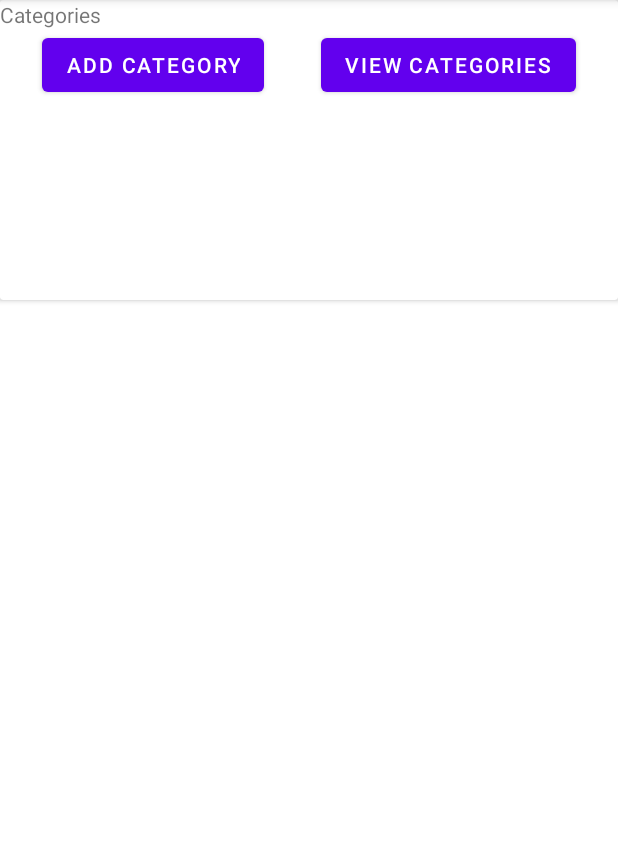
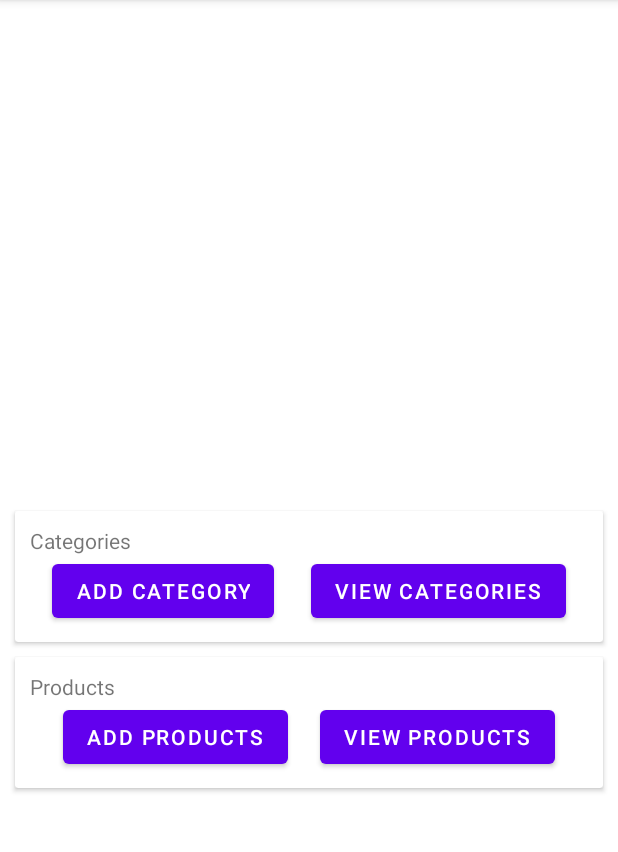
Before and after one commit to Jaya-supriya-somasani/GroceryApp-Hilt, an Android app: the ManageServicesFragment screen opened through its navigation route, on a phone screen of 412 x 824 dp, the part 84-936 px from its top. Run offline under Robolectric (Android 15) with nearby library versions, the phone set to English and light mode, and no system bars; our stand-ins replace data binding.

Commit message:
ViewModels implemented

```diff
--- a/app/src/main/java/com/example/flipkartgroceries/base/BaseFragment.kt
+++ b/app/src/main/java/com/example/flipkartgroceries/base/BaseFragment.kt
@@ -7,15 +7,15 @@ import android.view.ViewGroup
 import androidx.databinding.DataBindingUtil
 import androidx.databinding.ViewDataBinding
 import androidx.fragment.app.Fragment
-import androidx.lifecycle.LifecycleOwner
 import androidx.lifecycle.ViewModel
+import androidx.lifecycle.ViewModelProvider
 
 abstract class BaseFragment<Binding : ViewDataBinding, VM : ViewModel> : Fragment() {
+    abstract fun getViewModel():Class<VM>
     lateinit var viewModel: VM
     lateinit var dataBinding: Binding
     abstract fun getLayoutResource(): Int
     abstract fun setUp()
-    abstract fun initObservers(lifecycleOwner: LifecycleOwner)
 
     override fun onCreateView(
         inflater: LayoutInflater,
@@ -23,13 +23,14 @@ abstract class BaseFragment<Binding : ViewDataBinding, VM : ViewModel> : Fragmen
         savedInstanceState: Bundle?
     ): View? {
         dataBinding=DataBindingUtil.inflate(inflater,getLayoutResource(),container,false)
-        dataBinding.lifecycleOwner = viewLifecycleOwner
+
         return dataBinding.root
     }
 
     override fun onViewCreated(view: View, savedInstanceState: Bundle?) {
         super.onViewCreated(view, savedInstanceState)
+        viewModel=ViewModelProvider(this)[getViewModel()]
+        dataBinding.lifecycleOwner=viewLifecycleOwner
         setUp()
-        initObservers(viewLifecycleOwner)
     }
 }
--- a/app/src/main/java/com/example/flipkartgroceries/home/HomeFragment.kt
+++ b/app/src/main/java/com/example/flipkartgroceries/home/HomeFragment.kt
@@ -1,32 +1,31 @@
 package com.example.flipkartgroceries.home
 
-import androidx.lifecycle.ViewModelProvider
-import android.os.Bundle
-import androidx.fragment.app.Fragment
-import android.view.LayoutInflater
-import android.view.View
-import android.view.ViewGroup
+import androidx.lifecycle.lifecycleScope
+import androidx.navigation.fragment.findNavController
 import com.example.flipkartgroceries.R
+import com.example.flipkartgroceries.base.BaseFragment
+import com.example.flipkartgroceries.databinding.FragmentHomeBinding
+import kotlinx.coroutines.flow.collectLatest
 
-class HomeFragment : Fragment() {
+class HomeFragment : BaseFragment<FragmentHomeBinding, HomeViewModel>() {
+    override fun getLayoutResource() = R.layout.fragment_home
+    override fun getViewModel() = HomeViewModel::class.java
 
-    companion object {
-        fun newInstance() = HomeFragment()
+
+    override fun setUp() {
+        dataBinding.viewModel = viewModel
+        lifecycleScope.launchWhenResumed {
+            viewModel.manageServiceEvent.collectLatest {
+                val action = HomeFragmentDirections.actionHomeFragmentToManageServicesFragment()
+                findNavController().navigate(action)
+            }
+        }
+        lifecycleScope.launchWhenResumed {
+            viewModel.userHomeEvent.collectLatest {
+                val action = HomeFragmentDirections.actionHomeFragmentToUserHomeFragment()
+                findNavController().navigate(action)
+            }
+        }
+
     }
-
-    private lateinit var viewModel: HomeViewModel
-
-    override fun onCreateView(
-        inflater: LayoutInflater, container: ViewGroup?,
-        savedInstanceState: Bundle?
-    ): View? {
-        return inflater.inflate(R.layout.fragment_home, container, false)
-    }
-
-    override fun onActivityCreated(savedInstanceState: Bundle?) {
-        super.onActivityCreated(savedInstanceState)
-        viewModel = ViewModelProvider(this).get(HomeViewModel::class.java)
-        // TODO: Use the ViewModel
-    }
-
 }
--- a/app/src/main/java/com/example/flipkartgroceries/home/HomeViewModel.kt
+++ b/app/src/main/java/com/example/flipkartgroceries/home/HomeViewModel.kt
@@ -1,7 +1,21 @@
 package com.example.flipkartgroceries.home
 
 import androidx.lifecycle.ViewModel
+import kotlinx.coroutines.channels.Channel
+import kotlinx.coroutines.flow.receiveAsFlow
 
 class HomeViewModel : ViewModel() {
-    // TODO: Implement the ViewModel
+    private val manageServiceEventChannel = Channel<Unit>()
+    val manageServiceEvent = manageServiceEventChannel.receiveAsFlow()
+
+    private val userHomeEventChannel = Channel<Unit>()
+    val userHomeEvent = userHomeEventChannel.receiveAsFlow()
+
+    fun onManageServiceClicked() {
+        manageServiceEventChannel.trySend(Unit)
+    }
+
+    fun onUserHomeBtnClicked(){
+        userHomeEventChannel.trySend(Unit)
+    }
 }
--- a/app/src/main/java/com/example/flipkartgroceries/manageServices/ManageServicesFragment.kt
+++ b/app/src/main/java/com/example/flipkartgroceries/manageServices/ManageServicesFragment.kt
@@ -1,21 +1,53 @@
 package com.example.flipkartgroceries.manageServices
 
 
-import androidx.lifecycle.LifecycleOwner
+import androidx.lifecycle.lifecycleScope
+import androidx.navigation.fragment.findNavController
 import com.example.flipkartgroceries.R
 import com.example.flipkartgroceries.base.BaseFragment
 import com.example.flipkartgroceries.databinding.FragmentManageServicesBinding
+import kotlinx.coroutines.flow.collectLatest
 
-class ManageServicesFragment:BaseFragment<FragmentManageServicesBinding,ManageServicesViewModel>() {
+class ManageServicesFragment :
+    BaseFragment<FragmentManageServicesBinding, ManageServicesViewModel>() {
 
-    override fun getLayoutResource()= R.layout.fragment_manage_services
+    override fun getViewModel() = ManageServicesViewModel::class.java
+
+    override fun getLayoutResource() = R.layout.fragment_manage_services
+
 
     override fun setUp() {
-        TODO("Not yet implemented")
-    }
+        dataBinding.viewModel = viewModel
 
-    override fun initObservers(lifecycleOwner: LifecycleOwner) {
-        TODO("Not yet implemented")
+        lifecycleScope.launchWhenResumed {
+            viewModel.addCategoryEvent.collectLatest {
+                val addCategoryAction =
+                    ManageServicesFragmentDirections.actionManageServicesFragmentToAddCategoryFragment()
+                findNavController().navigate(addCategoryAction)
+            }
+        }
+        lifecycleScope.launchWhenResumed {
+            viewModel.viewCategoriesEvent.collectLatest {
+                val viewCategoriesAction =
+                    ManageServicesFragmentDirections.actionManageServicesFragmentToViewCategoriesFragment()
+                findNavController().navigate(viewCategoriesAction)
+            }
+        }
+        lifecycleScope.launchWhenResumed {
+            viewModel.addProductsEvent.collectLatest {
+                val addProductsAction =
+                    ManageServicesFragmentDirections.actionManageServicesFragmentToAddProductsFragment()
+                findNavController().navigate(addProductsAction)
+            }
+        }
+        lifecycleScope.launchWhenResumed {
+            viewModel.viewProductsChannel.collectLatest {
+                val viewProductsAction =
+                    ManageServicesFragmentDirections.actionManageServicesFragmentToViewProductsFragment()
+                findNavController().navigate(viewProductsAction)
+            }
+        }
+
     }
 
 }
--- a/app/src/main/java/com/example/flipkartgroceries/manageServices/ManageServicesViewModel.kt
+++ b/app/src/main/java/com/example/flipkartgroceries/manageServices/ManageServicesViewModel.kt
@@ -1,7 +1,33 @@
 package com.example.flipkartgroceries.manageServices
 
 import androidx.lifecycle.ViewModel
+import kotlinx.coroutines.channels.Channel
+import kotlinx.coroutines.flow.receiveAsFlow
 
 class ManageServicesViewModel : ViewModel() {
-    // TODO: Implement the ViewModel
+    private val addCategoryEventChannel = Channel<Unit>()
+    val addCategoryEvent = addCategoryEventChannel.receiveAsFlow()
+
+    private val viewCategoriesEventChannel = Channel<Unit>()
+    val viewCategoriesEvent = viewCategoriesEventChannel.receiveAsFlow()
+
+    private val addProductEventChannel = Channel<Unit>()
+    val addProductsEvent = addProductEventChannel.receiveAsFlow()
+
+    private val viewProductsEventChannel = Channel<Unit>()
+    val viewProductsChannel = viewProductsEventChannel.receiveAsFlow()
+
+    fun addCategoryBtn(){
+        addCategoryEventChannel.trySend(Unit)
+    }
+    fun viewCategoriesBtn(){
+        viewCategoriesEventChannel.trySend(Unit)
+    }
+    fun addProductsBtn(){
+        addProductEventChannel.trySend(Unit)
+    }
+    fun viewProductsBtn(){
+        viewProductsEventChannel.trySend(Unit)
+    }
+
 }
--- a/app/src/main/res/layout/fragment_manage_services.xml
+++ b/app/src/main/res/layout/fragment_manage_services.xml
@@ -4,16 +4,28 @@
     xmlns:app="http://schemas.android.com/apk/res-auto">
 
     <data>
-
+        <variable
+            name="viewModel"
+            type="com.example.flipkartgroceries.manageServices.ManageServicesViewModel" />
     </data>
+<androidx.constraintlayout.widget.ConstraintLayout
+    android:layout_width="match_parent"
+    android:layout_height="match_parent">
 
     <androidx.cardview.widget.CardView
+        android:id="@+id/categoriesCard"
         android:layout_width="match_parent"
-        android:layout_height="200dp">
+        android:layout_height="wrap_content"
+        app:layout_constraintStart_toStartOf="parent"
+        app:layout_constraintEnd_toEndOf="parent"
+        app:layout_constraintTop_toTopOf="parent"
+        app:layout_constraintBottom_toBottomOf="parent"
+        android:layout_margin="@dimen/dimen_10">
 
         <androidx.constraintlayout.widget.ConstraintLayout
             android:layout_width="match_parent"
-            android:layout_height="match_parent">
+            android:layout_height="match_parent"
+            android:padding="@dimen/dimen_10">
 
             <com.google.android.material.textview.MaterialTextView
                 android:id="@+id/categoryTv"
@@ -28,6 +40,7 @@
                 android:layout_width="wrap_content"
                 android:layout_height="wrap_content"
                 android:text="@string/add_category_tv"
+                android:onClick="@{()->viewModel.addCategoryBtn()}"
                 app:layout_constraintEnd_toStartOf="@id/viewCategoryBtn"
                 app:layout_constraintStart_toStartOf="parent"
                 app:layout_constraintTop_toBottomOf="@id/categoryTv" />
@@ -38,9 +51,52 @@
                 android:layout_height="wrap_content"
                 android:layout_marginStart="@dimen/dimen_10"
                 android:text="@string/view_categories_tv"
+                android:onClick="@{()->viewModel.viewCategoriesBtn()}"
                 app:layout_constraintEnd_toEndOf="parent"
                 app:layout_constraintStart_toEndOf="@id/addCategoryBtn"
                 app:layout_constraintTop_toBottomOf="@id/categoryTv" />
         </androidx.constraintlayout.widget.ConstraintLayout>
     </androidx.cardview.widget.CardView>
+    <androidx.cardview.widget.CardView
+        android:id="@+id/itemProductsCard"
+        android:layout_width="match_parent"
+        android:layout_height="wrap_content"
+        app:layout_constraintTop_toBottomOf="@id/categoriesCard"
+        app:layout_constraintStart_toStartOf="parent"
+        app:layout_constraintEnd_toEndOf="parent"
+        android:layout_margin="@dimen/dimen_10">
+        <androidx.constraintlayout.widget.ConstraintLayout
+            android:layout_width="match_parent"
+            android:layout_height="match_parent"
+            android:padding="@dimen/dimen_10">
+            <com.google.android.material.textview.MaterialTextView
+                android:id="@+id/productsTv"
+                android:layout_width="wrap_content"
+                android:layout_height="wrap_content"
+                android:text="@string/products_tv"
+                app:layout_constraintTop_toTopOf="parent"
+                app:layout_constraintStart_toStartOf="parent"/>
+            <com.google.android.material.button.MaterialButton
+                android:id="@+id/addProductsBtn"
+                android:layout_width="wrap_content"
+                android:layout_height="wrap_content"
+                app:layout_constraintStart_toStartOf="parent"
+                android:onClick="@{()->viewModel.addProductsBtn()}"
+                app:layout_constraintEnd_toStartOf="@id/viewProductsBtn"
+                app:layout_constraintTop_toBottomOf="@id/productsTv"
+                android:text="@string/add_products_tv"/>
+            <com.google.android.material.button.MaterialButton
+                android:id="@+id/viewProductsBtn"
+                android:layout_width="wrap_content"
+                android:layout_height="wrap_content"
+                android:text="@string/view_products_tv"
+                android:onClick="@{()->viewModel.viewProductsBtn()}"
+                app:layout_constraintStart_toEndOf="@id/addProductsBtn"
+                app:layout_constraintEnd_toEndOf="parent"
+                app:layout_constraintTop_toBottomOf="@id/productsTv"
+                />
+        </androidx.constraintlayout.widget.ConstraintLayout>
+    </androidx.cardview.widget.CardView>
+</androidx.constraintlayout.widget.ConstraintLayout>
+
 </layout>
```
Also changed, not shown: app/src/main/java/com/example/flipkartgroceries/userhomepage/UserHomeFragment.kt (+8 -23 lines), app/src/main/res/layout/fragment_home.xml (+7 -1 lines), app/src/main/res/layout/fragment_user_home.xml (+14 -4 lines).
